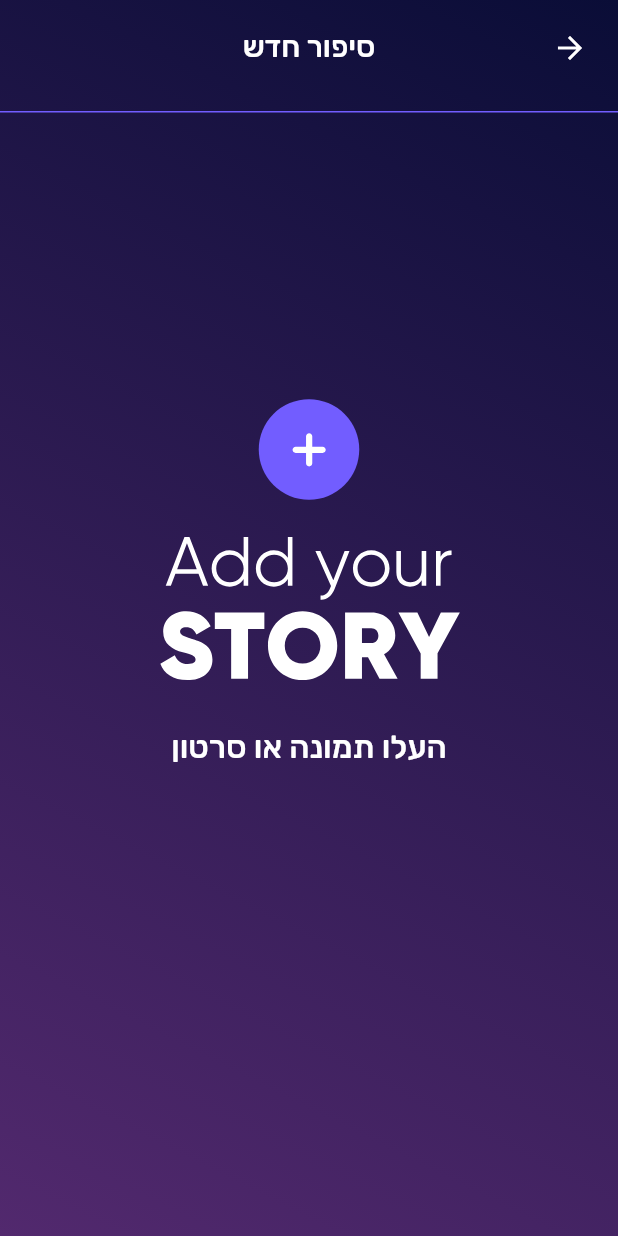
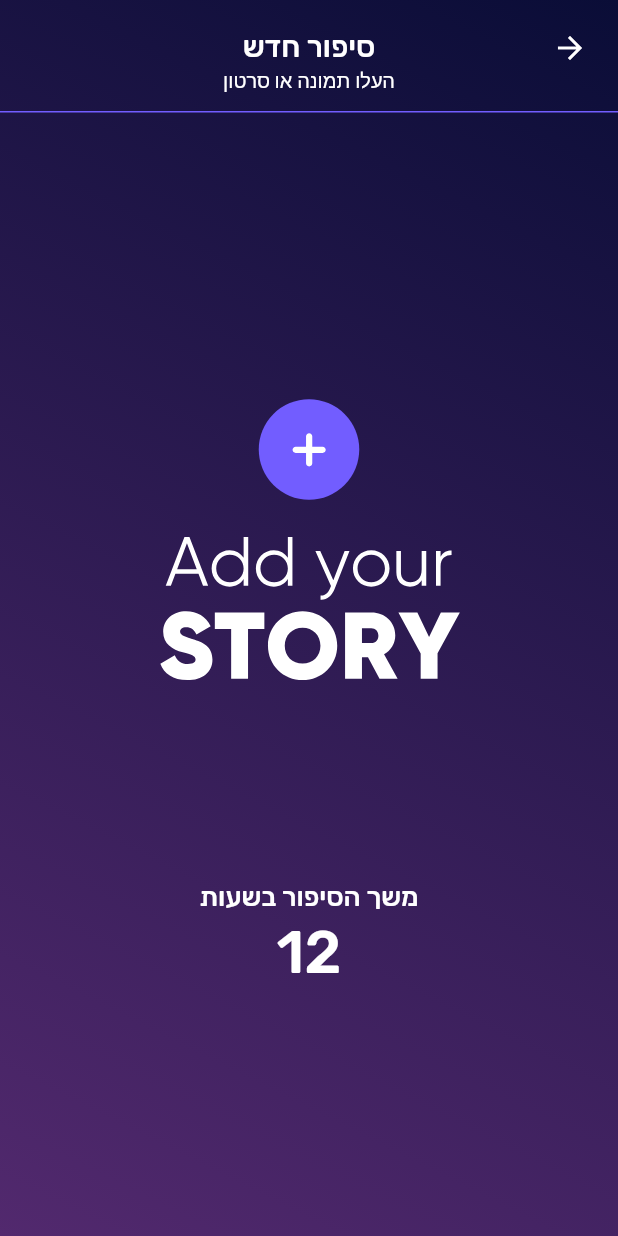
Before and after one commit to iconappmaster/iconapp, a Flutter app: the StoryEditScreen screen opened by its route, on a phone screen of 412 x 824 dp. Run offline on Flutter 3.47's test engine with Material 2 defaults, Android fonts, the light colour scheme and no system bars; our stand-ins replace audioplayers, auto_route, cached_network_image, dartz, device_info, dio and 28 more; missing offline and left inert: flutter_audio_recorder, flutter_statusbarcolor, pusher_websocket_flutter, video_compress; accounts and stored records are empty; generated files the repository leaves out were written again; network calls fail; Roboto replaces fonts that are missing (RubikRagular); statements that could not run were skipped.

Commit message:
story duration added

```diff
--- a/lib/data/sources/remote/rest/rest_client.dart
+++ b/lib/data/sources/remote/rest/rest_client.dart
@@ -166,6 +166,9 @@
   @POST('stories/{imgId}/viewed_story')
   Future viewedStoryImage(@Path('imgId') int imageId);
 
+  @POST('stories/{imgId}/update_story_duration')
+  Future updateStoryDuration(@Query('duration') int duration);
+
   @POST('stories/add_to_story')
   Future<StoryModel> publishStory(@Body() StoryModel story);
 
--- a/lib/routes/router.dart
+++ b/lib/routes/router.dart
@@ -16,6 +16,7 @@
 import 'package:iconapp/screens/search_results_screen.dart';
 import 'package:iconapp/screens/settings_screen.dart';
 import 'package:iconapp/screens/main_navigator.dart';
+import 'package:iconapp/screens/story_duration_picker.dart';
 import 'package:iconapp/screens/story_edit_screen.dart';
 import 'package:iconapp/screens/story_screen.dart';
 import 'package:iconapp/widgets/chat/message_photo.dart';
@@ -43,6 +44,7 @@
     CupertinoRoute(page: DescriptionScreen),
     CupertinoRoute(page: SingleImage),
     CupertinoRoute(page: AlertScreen),
+    CupertinoRoute(page: StoryDurationPicker, fullscreenDialog: true),
   ],
 )
 class $Router {
--- a/lib/screens/story_edit_screen.dart
+++ b/lib/screens/story_edit_screen.dart
@@ -4,6 +4,8 @@
 import 'package:iconapp/routes/router.gr.dart';
 import 'package:auto_route/auto_route.dart';
 import 'package:easy_localization/easy_localization.dart';
+import 'package:iconapp/screens/story_duration_picker.dart';
+import 'package:iconapp/widgets/global/transparent_route.dart';
 import 'package:image_picker/image_picker.dart';
 import '../core/bus.dart';
 import '../core/dependencies/locator.dart';
@@ -60,7 +62,12 @@
           fit: StackFit.expand,
           alignment: Alignment.topCenter,
           children: [
-            AppBarWithDivider(title: LocaleKeys.story_newStory.tr()),
+            AppBarWithDivider(
+              title: LocaleKeys.story_newStory.tr(),
+              subtitle: _edit.canPublish
+                  ? LocaleKeys.story_addExtraMedia.tr()
+                  : LocaleKeys.story_addMedia.tr(),
+            ),
             Positioned(
                 top: context.heightPlusStatusbarPerc(.142),
                 child: SizedBox(
@@ -157,7 +164,8 @@
                                           maxLines: 1,
                                         ),
                                       ),
-                                      )),
+                                    ),
+                                  ),
                                 ],
                               ),
                               margin: EdgeInsets.symmetric(horizontal: 10),
@@ -220,15 +228,6 @@
                         ),
                       ),
                     ),
-                    Padding(
-                      padding: EdgeInsets.only(top: 16),
-                      child: CustomText(
-                        _edit.canPublish
-                            ? LocaleKeys.story_addExtraMedia.tr()
-                            : LocaleKeys.story_addMedia.tr(),
-                        style: searchAppBarTitle,
-                      ),
-                    ),
                     SizedBox(
                       height: 10,
                     ),
@@ -269,6 +268,30 @@
                         ),
                 ),
               ),
+            Positioned(
+                bottom: context.heightPlusStatusbarPerc(.2),
+                child: Column(
+                  children: [
+                    CustomText(
+                      'משך הסיפור בשעות',
+                      style: dialogTitle,
+                    ),
+                    SizedBox(height: 3),
+                    MaterialButton(
+                      onPressed: () async => Navigator.of(context).push(
+                          TransparentRoute(
+                              builder: (_) => StoryDurationPicker())),
+                      child: Observer(
+                        builder: (_) => CustomText(
+                          _edit.storyDuration.toString(),
+                          style: settingsAppbarTitle.copyWith(
+                            fontSize: 40,
+                          ),
+                        ),
+                      ),
+                    ),
+                  ],
+                )),
           ],
         ),
       )),
--- a/lib/widgets/create/create_app_bar.dart
+++ b/lib/widgets/create/create_app_bar.dart
@@ -34,12 +34,11 @@
                   top: 20.7, child: CustomText(title, style: createGroupTitle),),
               if (subtitle != null)
                 Positioned(
-                    top: 51.7, child: CustomText(subtitle, style: fieldLabel),),
+                    top: 44.7, child: CustomText(subtitle, style: fieldLabel),),
               Positioned(
                   top: 8,
                   right:8,
                   child:
-
                   IconBackButton(
                     onBackTap: onBackTap,
                     isArrowDirectionDown: isArrowDirectionDown,
--- /dev/null
+++ b/lib/widgets/global/transparent_route.dart
@@ -0,0 +1,40 @@
+import 'package:flutter/cupertino.dart';
+
+class TransparentRoute<T> extends PageRoute<T> {
+  TransparentRoute({
+    @required this.builder,
+    RouteSettings settings,
+  })  : assert(builder != null),
+        super(settings: settings, fullscreenDialog: false);
+
+  final WidgetBuilder builder;
+
+  @override
+  bool get opaque => false;
+
+  @override
+  Color get barrierColor => null;
+
+  @override
+  String get barrierLabel => null;
+
+  @override
+  bool get maintainState => true;
+
+  @override
+  Duration get transitionDuration => Duration(milliseconds: 350);
+
+  @override
+  Widget buildPage(BuildContext context, Animation<double> animation,
+      Animation<double> secondaryAnimation) {
+    final result = builder(context);
+    return FadeTransition(
+      opacity: Tween<double>(begin: 0, end: 1).animate(animation),
+      child: Semantics(
+        scopesRoute: true,
+        explicitChildNodes: true,
+        child: result,
+      ),
+    );
+  }
+}
```
Also changed, not shown: lib/data/repositories/story_repository.dart (+7 -0 lines), lib/screens/story_duration_picker.dart (added, +60 -0 lines), lib/stores/chat/chat_store.dart (+23 -13 lines), lib/stores/home/home_store.dart (+30 -9 lines), lib/stores/story/story_edit_store.dart (+18 -0 lines), lib/widgets/global/list_wheel.dart (added, +208 -0 lines), lib/data/sources/remote/rest/rest_client.g.dart, lib/routes/router.gr.dart, lib/stores/home/home_store.g.dart, lib/stores/story/story_edit_store.g.dart, 6 other files. Lines whose indentation alone changed are shown as unchanged.
